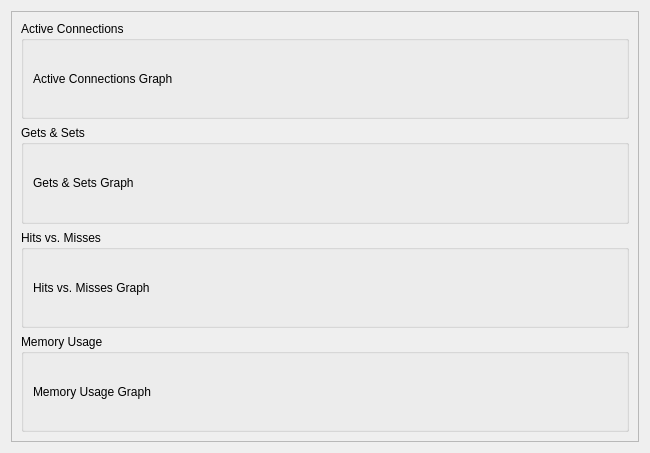
Qt form src/Dialogs/LiveStats.ui (licface/memcached-manager) before a commit.
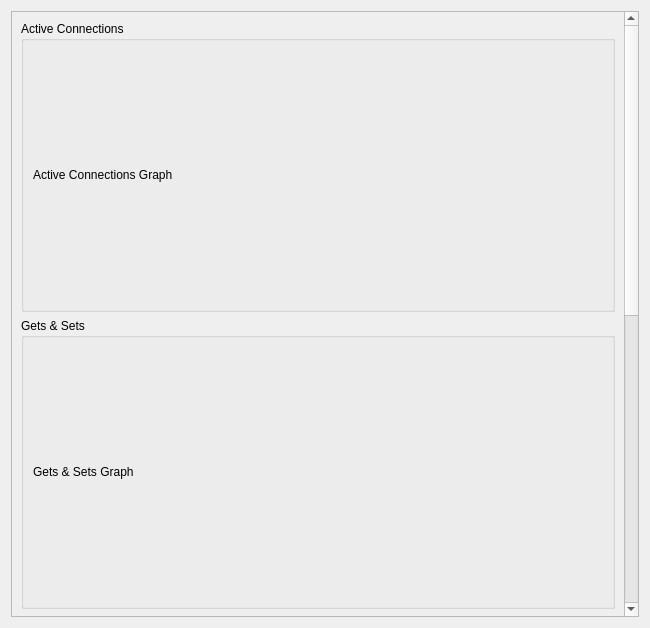
The same form after that commit.

Commit message: Finished Live Stats Watching Added New Format Param to Stats getCacheStr Updated Live Stats ui to have scroll bars already showing

Diff of the .ui file:
```diff
--- a/src/Dialogs/LiveStats.ui
+++ b/src/Dialogs/LiveStats.ui
@@ -6,7 +6,7 @@
     <x>0</x>
     <y>0</y>
     <width>650</width>
-    <height>453</height>
+    <height>628</height>
    </rect>
   </property>
   <property name="windowTitle" >
@@ -22,9 +22,9 @@
       <property name="geometry" >
        <rect>
         <x>0</x>
-        <y>0</y>
-        <width>628</width>
-        <height>431</height>
+        <y>-590</y>
+        <width>613</width>
+        <height>1196</height>
        </rect>
       </property>
       <layout class="QVBoxLayout" name="verticalLayout_4" >
@@ -36,6 +36,12 @@
          <layout class="QVBoxLayout" name="verticalLayout_3" >
           <item>
            <widget class="QLabel" name="lblConnectionsGraph" >
+            <property name="minimumSize" >
+             <size>
+              <width>550</width>
+              <height>250</height>
+             </size>
+            </property>
             <property name="text" >
              <string>Active Connections Graph</string>
             </property>
@@ -52,6 +58,12 @@
          <layout class="QVBoxLayout" name="verticalLayout_5" >
           <item>
            <widget class="QLabel" name="lblGetsGraph" >
+            <property name="minimumSize" >
+             <size>
+              <width>550</width>
+              <height>250</height>
+             </size>
+            </property>
             <property name="text" >
              <string>Gets &amp; Sets Graph</string>
             </property>
@@ -68,6 +80,12 @@
          <layout class="QVBoxLayout" name="verticalLayout_7" >
           <item>
            <widget class="QLabel" name="lblHitsMissesGraph" >
+            <property name="minimumSize" >
+             <size>
+              <width>550</width>
+              <height>250</height>
+             </size>
+            </property>
             <property name="text" >
              <string>Hits vs. Misses Graph</string>
             </property>
@@ -83,7 +101,13 @@
          </property>
          <layout class="QVBoxLayout" name="verticalLayout_2" >
           <item>
-           <widget class="QLabel" name="lblMemoryUsage" >
+           <widget class="QLabel" name="lblMemoryGraph" >
+            <property name="minimumSize" >
+             <size>
+              <width>550</width>
+              <height>250</height>
+             </size>
+            </property>
             <property name="text" >
              <string>Memory Usage Graph</string>
             </property>
```
The commit also changes 6 other files.
